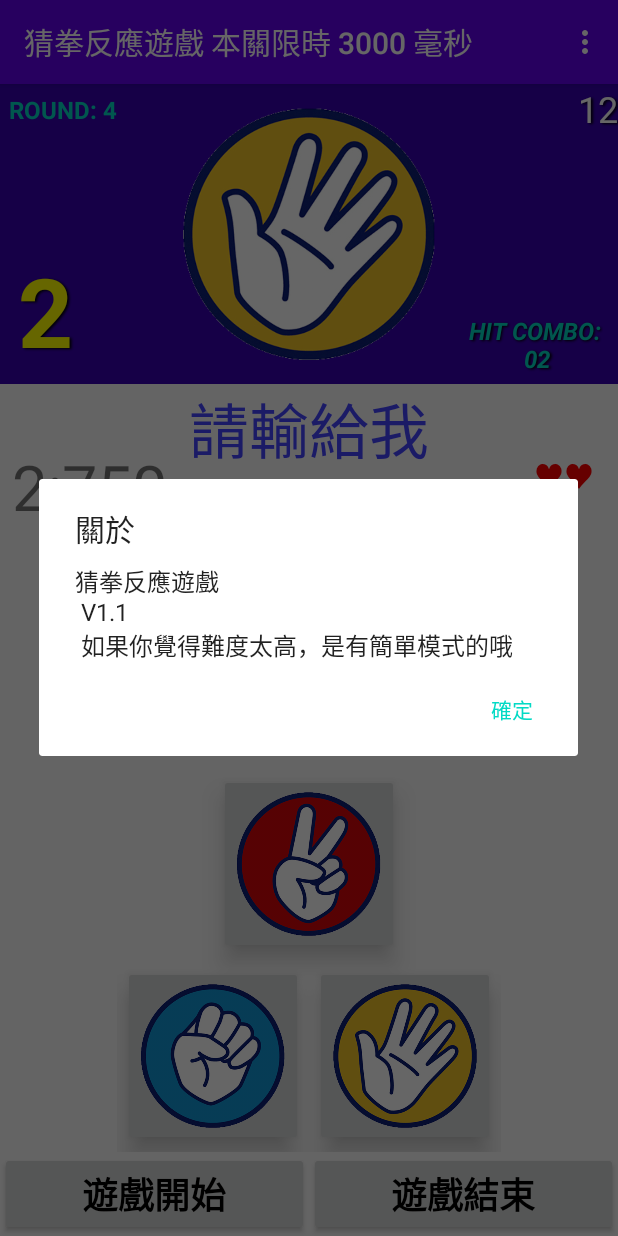
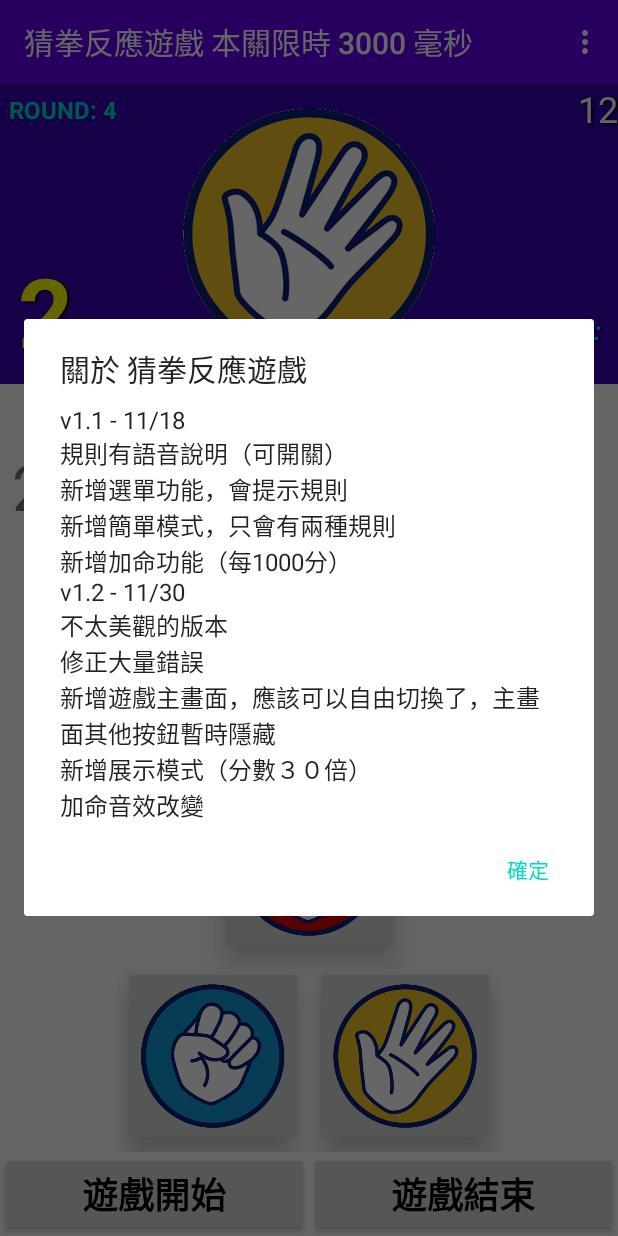
Before and after one commit to weilawhite/MoraGame, an Android app: the MainActivity screen opened directly, with no data from a screen before it, in the options menu, after a tap on "關於", on a phone screen of 412 x 824 dp. Run offline under Robolectric (Android 15) with nearby library versions, the phone set to English and light mode, and no system bars; 1 statement that could not run was skipped.

Commit message:
v1.21 移除多餘元件 將長文檔獨立物件

```diff
--- a/app/src/main/java/com/example/moragame/MainActivity.java
+++ b/app/src/main/java/com/example/moragame/MainActivity.java
@@ -23,7 +23,9 @@ import android.widget.ImageButton;
 import android.widget.ImageView;
 import android.widget.TextView;
 
+import com.example.moragame.game.About;
 import com.example.moragame.game.Computer;
+import com.example.moragame.game.HowToPlay;
 import com.example.moragame.game.Mora;
 import com.example.moragame.game.Player;
 import com.example.moragame.game.Rule;
@@ -72,7 +74,7 @@ public class MainActivity extends AppCompatActivity implements View.OnClickListe
         soundResId = new int[]{soundPool.load(this, R.raw.correct_ogg, 1), soundPool.load(this, R.raw.wrong, 1),
                 soundPool.load(this, R.raw.r1, 1), soundPool.load(this, R.raw.r2, 1), soundPool.load(this, R.raw.r3, 1),
                 soundPool.load(this, R.raw.r4, 1), soundPool.load(this, R.raw.r5, 1), soundPool.load(this, R.raw.r6, 1),
-                soundPool.load(this, R.raw.r7, 1), soundPool.load(this, R.raw.r8, 1),soundPool.load(this,R.raw.life_add,1)
+                soundPool.load(this, R.raw.r7, 1), soundPool.load(this, R.raw.r8, 1), soundPool.load(this, R.raw.life_add, 1)
         };
     }
 
@@ -90,10 +92,8 @@ public class MainActivity extends AppCompatActivity implements View.OnClickListe
         paperBtn = findViewById(R.id.paper_ibn);
         rockBtn = findViewById(R.id.rock_ibn);
         comImg = findViewById(R.id.computer_img);
-        lifeText = findViewById(R.id.life_text);
         ruleText = findViewById(R.id.rule_text);
         countText = findViewById(R.id.count_text);
-        stageText = findViewById(R.id.stage_text);
         heartText = findViewById(R.id.heart_text);
         winCountText = findViewById(R.id.win_count_text);
         roundText = findViewById(R.id.round_text);
@@ -211,7 +211,7 @@ public class MainActivity extends AppCompatActivity implements View.OnClickListe
                     playSound(SOUND_WRONG);
                     player.setLife(player.getLife() - 1);
 
-                    lifeText.setText(String.format("HP:%d", player.getLife()));
+                    //lifeText.setText(String.format("HP:%d", player.getLife()));
 
                     heartText.setText(player.getLifeString());
                     combo = 0;
@@ -224,7 +224,7 @@ public class MainActivity extends AppCompatActivity implements View.OnClickListe
                     stageCount++;
                     player.setWinCount(player.getWinCount() + 1);
                     winCountText.setText(String.valueOf(player.getWinCount()));
-                    stageText.setText(String.valueOf(stageCount));
+                    //stageText.setText(String.valueOf(stageCount));
                     combo++;
                     hitCountText.setVisibility(View.VISIBLE);
                     hitCountText.setText(combo + "連擊!");
@@ -282,7 +282,7 @@ public class MainActivity extends AppCompatActivity implements View.OnClickListe
     }
 
     private boolean scoreCompute() {
-        int scoreAdd=0;
+        int scoreAdd = 0;
         boolean lifeAdd = false;
         scoreAdd = 5 + (int) Math.sqrt(combo * stageCount / 2);
         scoreAdd = scoreAdd * scoreRate;
@@ -309,6 +309,7 @@ public class MainActivity extends AppCompatActivity implements View.OnClickListe
         return super.onCreateOptionsMenu(menu);
     }
 
+
     @Override
     public boolean onOptionsItemSelected(@NonNull MenuItem item) {
 
@@ -325,16 +326,14 @@ public class MainActivity extends AppCompatActivity implements View.OnClickListe
                 break;
             case R.id.about:
                 new AlertDialog.Builder(this)
-                        .setTitle(getResources().getString(R.string.about))
-                        .setMessage(getResources().getString(R.string.app_name) + "\n V1.1\n 如果你覺得難度太高，是有簡單模式的哦")
+                        .setTitle(getResources().getString(R.string.about) + " " + getResources().getString(R.string.app_name))
+                        .setMessage(new About().getContent())
                         .setNegativeButton(R.string.ok, new DialogInterface.OnClickListener() {
                             @Override
                             public void onClick(DialogInterface dialog, int which) {
                                 dialog.dismiss();
                             }
-                        })
-                        .create()
-                        .show();
+                        }).create().show();
                 break;
             case R.id.easy_mode:
                 easyMode = !easyMode;
@@ -347,13 +346,7 @@ public class MainActivity extends AppCompatActivity implements View.OnClickListe
             case R.id.how_to_play:
                 new AlertDialog.Builder(this)
                         .setTitle(getResources().getString(R.string.how_to_play))
-                        .setMessage("依照的規則與電腦出拳，判斷你該出什麼。\n" +
-                                "例：規則是「請讓我輸」，電腦出「布」，則你該出「剪刀」才是正確的。\n" +
-                                "出錯或時間內未出拳會扣生命\n\n" + //無法再多抓一個變數了???
-                                "初始思考秒數為" + beginMilliSecond + "毫秒\n每過" + roundStep + "關會縮短500毫秒\n" +
-                                "最低不會低於" + minMilliSecond + "毫秒\n" +
-                                "每獲得1000分會增加一點生命\n" +
-                                "簡單模式下獲得的分數只有三分之一 ")
+                        .setMessage(new HowToPlay(beginMilliSecond, roundStep, minMilliSecond).getContent())
                         .setNegativeButton(R.string.ok, new DialogInterface.OnClickListener() {
                             @Override
                             public void onClick(DialogInterface dialog, int which) {
@@ -375,9 +368,7 @@ public class MainActivity extends AppCompatActivity implements View.OnClickListe
     }
 
     public void load() {
-
         //不應該自動把之前最高紀錄 當作本場最高紀錄
-
         SharedPreferences sharedPreferences = getSharedPreferences("Game", Context.MODE_PRIVATE);
         topHitCombo = sharedPreferences.getInt("Combo", 0);
         hitCombo = topHitCombo;
@@ -437,7 +428,7 @@ public class MainActivity extends AppCompatActivity implements View.OnClickListe
     }
 
     private void init() {
-        lifeBonusTimes=0;
+        lifeBonusTimes = 0;
         score = 0;
         scoreText.setText("0");
         player = new Player();
@@ -467,15 +458,15 @@ public class MainActivity extends AppCompatActivity implements View.OnClickListe
 
         roundText.setText("ROUND: " + round++);
 
-        stageText.setText(String.valueOf(stageCount));
+        //stageText.setText(String.valueOf(stageCount));
         winCountText.setText(String.valueOf(player.getWinCount()));
 
         //新的愛心血量
         heartText.setText(player.getLifeString());
 
         //舊的文字血量
-        String life = String.format("HP:%d", player.getLife());
-        lifeText.setText(life);
+        //String life = String.format("HP:%d", player.getLife());
+        //lifeText.setText(life);
 
         gaming = true;
         if (gaming) {
@@ -537,15 +528,7 @@ public class MainActivity extends AppCompatActivity implements View.OnClickListe
             Log.d(TAG, "T");
             return;
         }
-/*
-        try {
-            Thread.sleep(10);
-        } catch (InterruptedException e) {
-            e.printStackTrace();
-        }
 
-
- */
         targetMilliSecond = beginMilliSecond - (round / roundStep) * 500;
 
         if (targetMilliSecond < minMilliSecond) {
--- /dev/null
+++ b/app/src/main/java/com/example/moragame/game/About.java
@@ -0,0 +1,17 @@
+package com.example.moragame.game;
+
+public class About {
+    String content = "";
+
+    public About() {
+        //this.content = content;
+    }
+
+    public String getContent() {
+        StringBuilder stringBuilder = new StringBuilder();
+        stringBuilder.append("v1.1 - 11/18\n規則有語音說明（可開關）\n新增選單功能，會提示規則\n新增簡單模式，只會有兩種規則\n新增加命功能（每1000分）\n"
+        ).append("v1.2 - 11/30\n不太美觀的版本\n修正大量錯誤\n新增遊戲主畫面，應該可以自由切換了，主畫面其他按鈕暫時隱藏\n新增展示模式（分數３０倍）\n加命音效改變"
+        );
+        return stringBuilder.toString();
+    }
+}
--- a/app/src/main/res/layout/activity_main.xml
+++ b/app/src/main/res/layout/activity_main.xml
@@ -203,22 +203,8 @@
             android:layout_height="wrap_content"
             android:textSize="40dp"
             android:text="@string/imrule" />
-        <TextView
-            android:id="@+id/life_text"
-            android:layout_width="wrap_content"
-            android:layout_height="wrap_content"
-            android:layout_gravity="right"
-            android:textSize="40dp"
-            android:text="HP:  "
-            android:visibility="invisible"/>
-        <TextView
-            android:id="@+id/stage_text"
-            android:layout_width="wrap_content"
-            android:layout_height="wrap_content"
-            android:layout_gravity="bottom"
-            android:textSize="40dp"
-            android:text="0"
-            android:visibility="invisible"/>
+
+
 
         <TextView
             android:id="@+id/big_counter_text"
```
Also changed, not shown: app/src/main/java/com/example/moragame/game/HowToPlay.java (added, +22 -0 lines).
